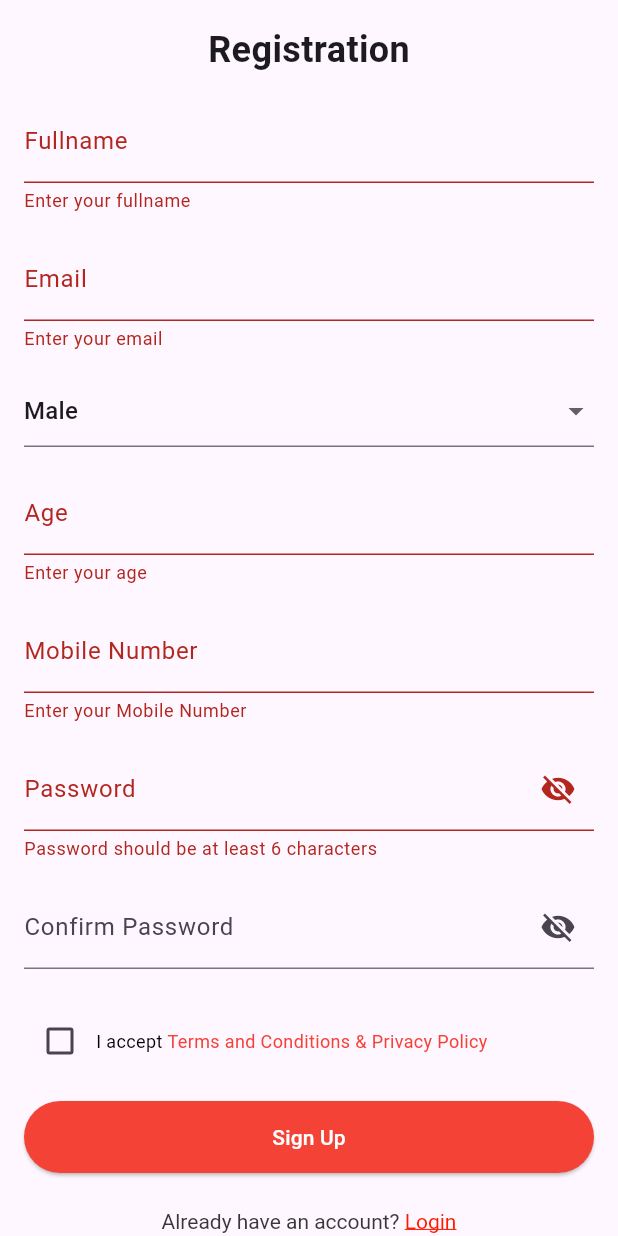
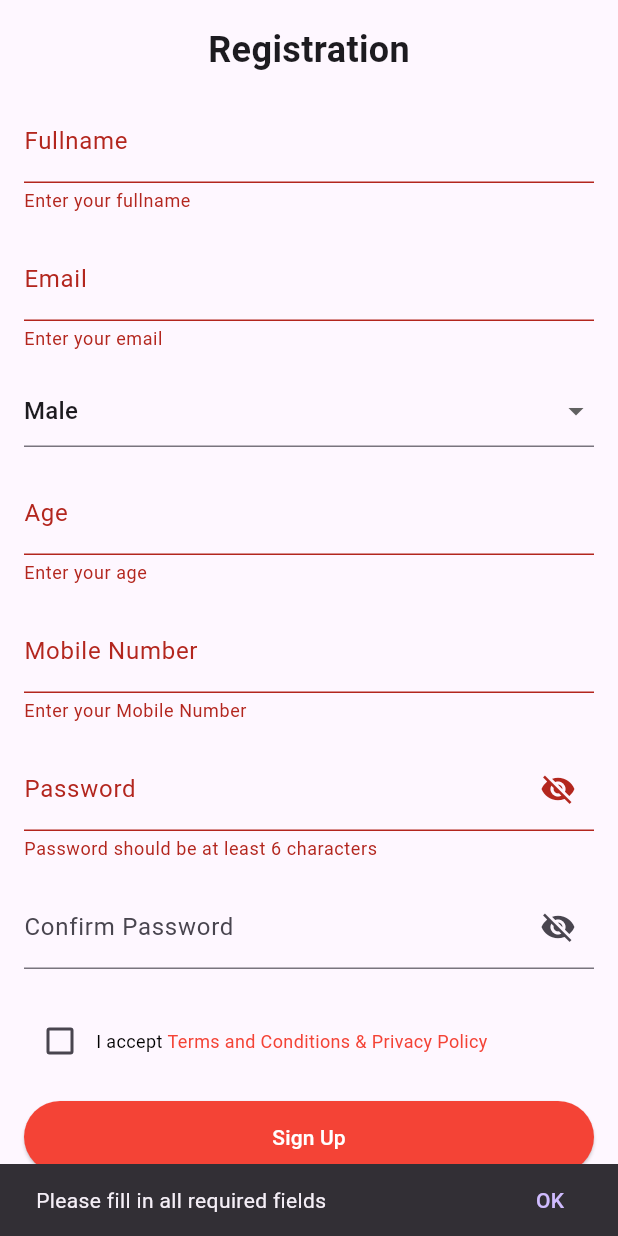
Before and after one commit to AnojAryal/mym-raktaveer-frontend, a Flutter app: the SignUpWidget widget shown alone on an empty page, opened directly, after a tap on "Sign Up", on a phone screen of 412 x 824 dp. Run offline on Flutter 3.47's test engine with Material 3 defaults, Android fonts, the phone set to English and light mode, and no system bars; our stand-ins replace carousel_slider, email_validator, firebase_auth, firebase_core, flutter_dotenv, flutter_map and 5 more; accounts and stored records are empty; network calls fail.

Commit message:
Snackbar fixed

```diff
--- a/lib/widgets/firebase/signup_widget.dart
+++ b/lib/widgets/firebase/signup_widget.dart
@@ -1,6 +1,7 @@
 // ignore_for_file: constant_identifier_names, unnecessary_null_comparison, avoid_print
 
 import 'package:email_validator/email_validator.dart';
+import 'package:flutter/services.dart';
 import 'package:firebase_auth/firebase_auth.dart';
 import 'package:flutter/gestures.dart';
 import 'package:flutter/material.dart';
@@ -33,6 +34,10 @@ class _SignUpWidgetState extends ConsumerState<SignUpWidget> {
   Gender? selectedGender = Gender.Male;
   bool isPasswordVisible = false;
   bool _acceptTermsAndPrivacy = false;
+  int? selectedAge;
+
+  final GlobalKey<ScaffoldMessengerState> _scaffoldKey =
+      GlobalKey<ScaffoldMessengerState>();
 
   @override
   void dispose() {
@@ -47,7 +52,9 @@ class _SignUpWidgetState extends ConsumerState<SignUpWidget> {
 
   @override
   Widget build(BuildContext context) {
-    return ListView(
+    return ScaffoldMessenger(
+      key: _scaffoldKey,
+      child: ListView(
         keyboardDismissBehavior: ScrollViewKeyboardDismissBehavior.onDrag,
         children: [
           Padding(
@@ -64,6 +71,7 @@ class _SignUpWidgetState extends ConsumerState<SignUpWidget> {
             ),
           ),
         ],
+      ),
     );
   }
 
@@ -84,12 +92,35 @@ class _SignUpWidgetState extends ConsumerState<SignUpWidget> {
 
   Widget _buildSignUpButton() {
     return ElevatedButton(
-      onPressed: signUp,
+      onPressed: () {
+        if (isFormValid()) {
+          if (_acceptTermsAndPrivacy) {
+            signUp();
+          } else {
+            showSnackbar('Please accept the terms and conditions');
+          }
+        } else {
+          showSnackbar('Please fill in all required fields');
+        }
+      },
       style: ElevatedButton.styleFrom(
         backgroundColor: Colors.red,
-          minimumSize: const Size(double.infinity, 48)),
+        minimumSize: const Size(double.infinity, 48),
+      ),
       child: const Text('Sign Up', style: TextStyle(color: Colors.white)),
     );
+  }
+
+  void showSnackbar(String message) {
+    final snackBar = SnackBar(
+      content: Text(message),
+      action: SnackBarAction(
+        label: 'OK',
+        onPressed: () {},
+      ),
+    );
+
+    ScaffoldMessenger.of(context).showSnackBar(snackBar);
   }
 
   Widget _buildCheckbox() {
@@ -131,7 +162,6 @@ class _SignUpWidgetState extends ConsumerState<SignUpWidget> {
         DropdownButtonFormField<Gender>(
           value: selectedGender,
           onChanged: (value) {
-            // Update the selected gender when changed
             setState(() {
               selectedGender = value;
             });
@@ -150,6 +180,7 @@ class _SignUpWidgetState extends ConsumerState<SignUpWidget> {
               child: Text('Others'),
             ),
           ],
+          autovalidateMode: AutovalidateMode.onUserInteraction,
           validator: (gender) => gender == null ? 'Select your gender' : null,
         ),
         const SizedBox(height: 16.0),
@@ -161,19 +192,30 @@ class _SignUpWidgetState extends ConsumerState<SignUpWidget> {
             labelText: 'Age',
           ),
           keyboardType: TextInputType.number,
+          inputFormatters: [FilteringTextInputFormatter.digitsOnly],
           autovalidateMode: AutovalidateMode.onUserInteraction,
-          validator: (value) => value!.trim().isEmpty ? 'Enter your age' : null,
+          validator: (age) {
+            if (age == null || age.isEmpty) {
+              return 'Enter your age';
+            }
+            final intAge = int.tryParse(age);
+            if (intAge == null || intAge < 1 || intAge > 110) {
+              return 'Please enter a valid age';
+            }
+            return null;
+          },
         ),
-
         const SizedBox(height: 16.0),
 
-        // Age Input
+        // Mobile Number Input
         TextFormField(
           controller: mobileNumberController,
           decoration: const InputDecoration(
             labelText: 'Mobile Number',
+            prefixText: '+977 ',
           ),
           keyboardType: TextInputType.number,
+          autovalidateMode: AutovalidateMode.onUserInteraction,
           validator: (value) =>
               value!.trim().isEmpty ? 'Enter your Mobile Number' : null,
         ),
```
Lines whose indentation alone changed are shown as unchanged.
